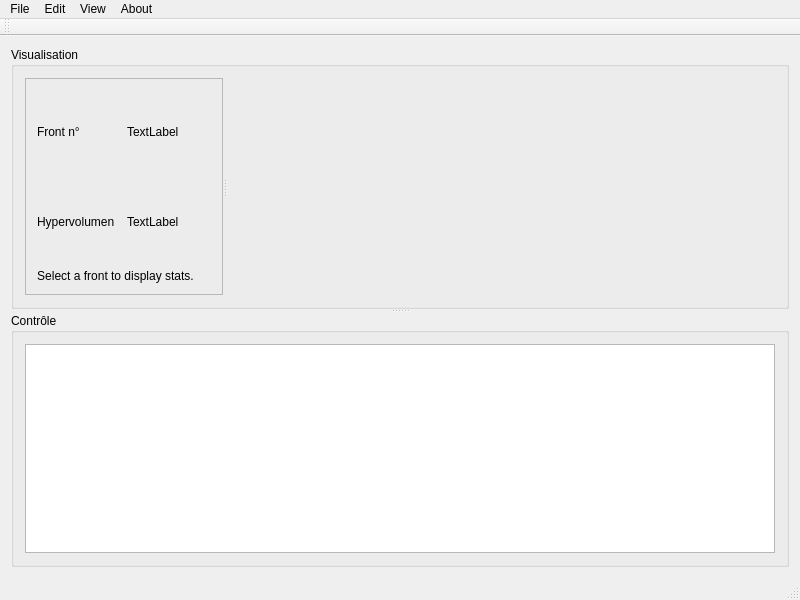
Old version of the form Pareto/mainwindow.ui in the repository theCmaker/ZZ2_project.
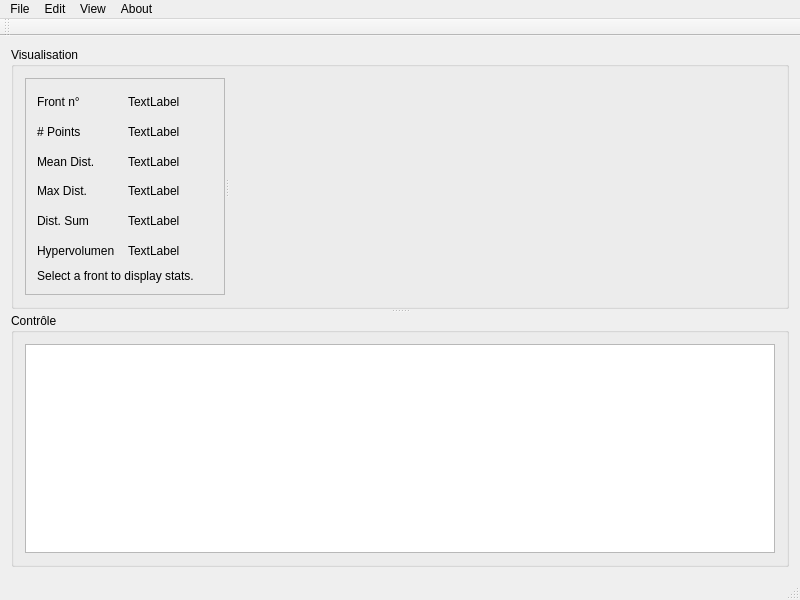
New version of the form. Custom widgets are drawn as their Qt base class.

Diff of the .ui file:
```diff
--- a/Pareto/mainwindow.ui
+++ b/Pareto/mainwindow.ui
@@ -45,7 +45,7 @@
           <widget class="QFrame" name="Points">
            <property name="minimumSize">
             <size>
-             <width>100</width>
+             <width>200</width>
              <height>0</height>
             </size>
            </property>
@@ -62,6 +62,20 @@
             <enum>QFrame::Raised</enum>
            </property>
            <layout class="QGridLayout" name="gridLayout_4">
+            <item row="3" column="1">
+             <widget class="QLabel" name="ValueMaxDistance">
+              <property name="text">
+               <string>TextLabel</string>
+              </property>
+             </widget>
+            </item>
+            <item row="2" column="0">
+             <widget class="QLabel" name="LabelMeanDistance">
+              <property name="text">
+               <string>Mean Dist.</string>
+              </property>
+             </widget>
+            </item>
             <item row="0" column="0">
              <widget class="QLabel" name="LabelFront">
               <property name="text">
@@ -69,7 +83,7 @@
               </property>
              </widget>
             </item>
-            <item row="1" column="0">
+            <item row="5" column="0">
              <widget class="QLabel" name="LabelHypervolumen">
               <property name="text">
                <string>Hypervolumen</string>
@@ -83,14 +97,14 @@
               </property>
              </widget>
             </item>
-            <item row="1" column="1">
+            <item row="5" column="1">
              <widget class="QLabel" name="ValueHypervolumen">
               <property name="text">
                <string>TextLabel</string>
               </property>
              </widget>
             </item>
-            <item row="2" column="0" colspan="2">
+            <item row="6" column="0" colspan="2">
              <widget class="QLabel" name="LabelNoFrontSelected">
               <property name="sizePolicy">
                <sizepolicy hsizetype="Maximum" vsizetype="Maximum">
@@ -106,6 +120,48 @@
               </property>
              </widget>
             </item>
+            <item row="3" column="0">
+             <widget class="QLabel" name="LabelMaxDistance">
+              <property name="text">
+               <string>Max Dist.</string>
+              </property>
+             </widget>
+            </item>
+            <item row="2" column="1">
+             <widget class="QLabel" name="ValueMeanDistance">
+              <property name="text">
+               <string>TextLabel</string>
+              </property>
+             </widget>
+            </item>
+            <item row="1" column="0">
+             <widget class="QLabel" name="LabelNbPoints">
+              <property name="text">
+               <string># Points</string>
+              </property>
+             </widget>
+            </item>
+            <item row="1" column="1">
+             <widget class="QLabel" name="ValueNbPoints">
+              <property name="text">
+               <string>TextLabel</string>
+              </property>
+             </widget>
+            </item>
+            <item row="4" column="0">
+             <widget class="QLabel" name="LabelSumDistance">
+              <property name="text">
+               <string>Dist. Sum</string>
+              </property>
+             </widget>
+            </item>
+            <item row="4" column="1">
+             <widget class="QLabel" name="ValueSumDistance">
+              <property name="text">
+               <string>TextLabel</string>
+              </property>
+             </widget>
+            </item>
            </layout>
           </widget>
           <widget class="QCPHover" name="Graphique" native="true">
@@ -167,7 +223,7 @@
      <x>0</x>
      <y>0</y>
      <width>800</width>
-     <height>25</height>
+     <height>29</height>
     </rect>
    </property>
    <widget class="QMenu" name="menuFile">
```
